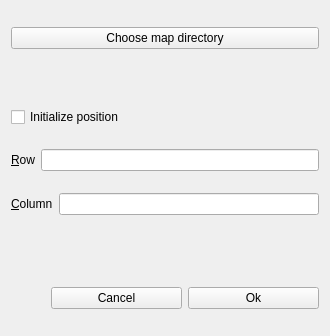
Qt form funcatching/initialmap_stackmap.ui (rightlorg/funcatching) before a commit.
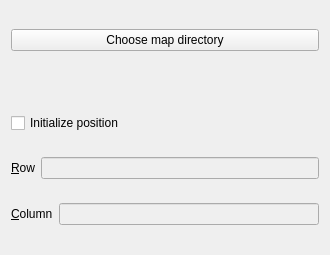
The same form after that commit.

The edit to the form file:
```diff
--- a/funcatching/initialmap_stackmap.ui
+++ b/funcatching/initialmap_stackmap.ui
@@ -7,7 +7,7 @@
     <x>0</x>
     <y>0</y>
     <width>330</width>
-    <height>336</height>
+    <height>255</height>
    </rect>
   </property>
   <property name="windowTitle">
@@ -54,7 +54,11 @@
       </widget>
      </item>
      <item>
-      <widget class="QLineEdit" name="rowEdit"/>
+      <widget class="QLineEdit" name="rowEdit">
+       <property name="enabled">
+        <bool>false</bool>
+       </property>
+      </widget>
      </item>
     </layout>
    </item>
@@ -71,55 +75,9 @@
       </widget>
      </item>
      <item>
-      <widget class="QLineEdit" name="columnEdit"/>
-     </item>
-    </layout>
-   </item>
-   <item>
-    <spacer name="verticalSpacer">
-     <property name="orientation">
-      <enum>Qt::Vertical</enum>
-     </property>
-     <property name="sizeType">
-      <enum>QSizePolicy::Fixed</enum>
-     </property>
-     <property name="sizeHint" stdset="0">
-      <size>
-       <width>20</width>
-       <height>50</height>
-      </size>
-     </property>
-    </spacer>
-   </item>
-   <item>
-    <layout class="QHBoxLayout" name="horizontalLayout">
-     <item>
-      <spacer name="horizontalSpacer">
-       <property name="orientation">
-        <enum>Qt::Horizontal</enum>
-       </property>
-       <property name="sizeType">
-        <enum>QSizePolicy::Preferred</enum>
-       </property>
-       <property name="sizeHint" stdset="0">
-        <size>
-         <width>40</width>
-         <height>20</height>
-        </size>
-       </property>
-      </spacer>
-     </item>
-     <item>
-      <widget class="QPushButton" name="cancelButton">
-       <property name="text">
-        <string>Cancel</string>
-       </property>
-      </widget>
-     </item>
-     <item>
-      <widget class="QPushButton" name="okButton">
-       <property name="text">
-        <string>Ok</string>
+      <widget class="QLineEdit" name="columnEdit">
+       <property name="enabled">
+        <bool>false</bool>
        </property>
       </widget>
      </item>
```
